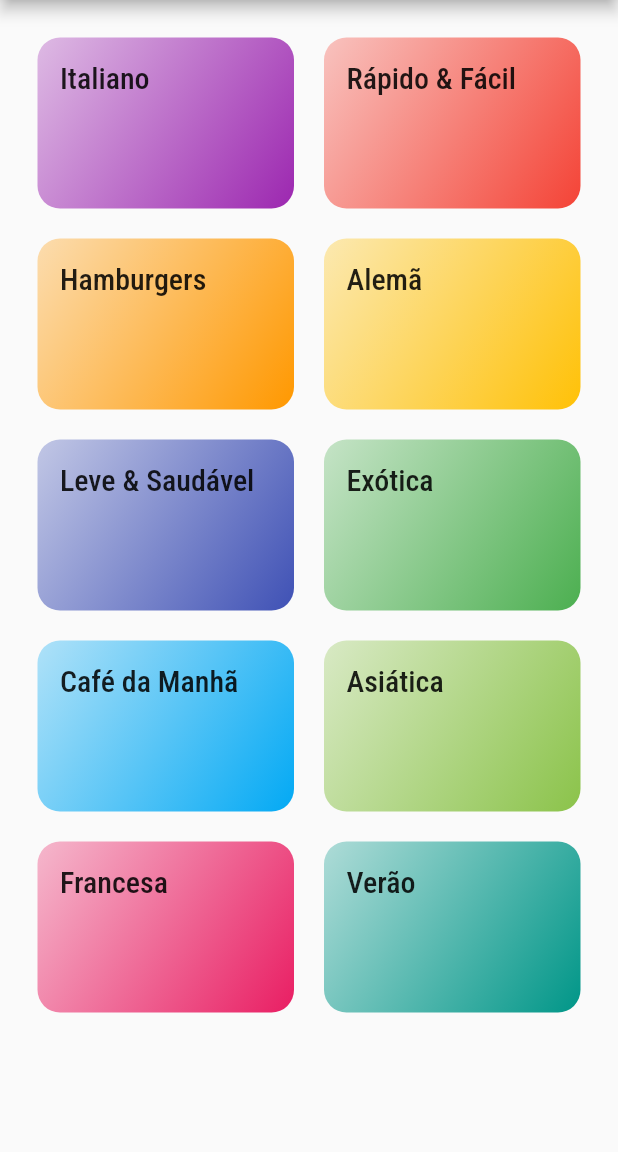
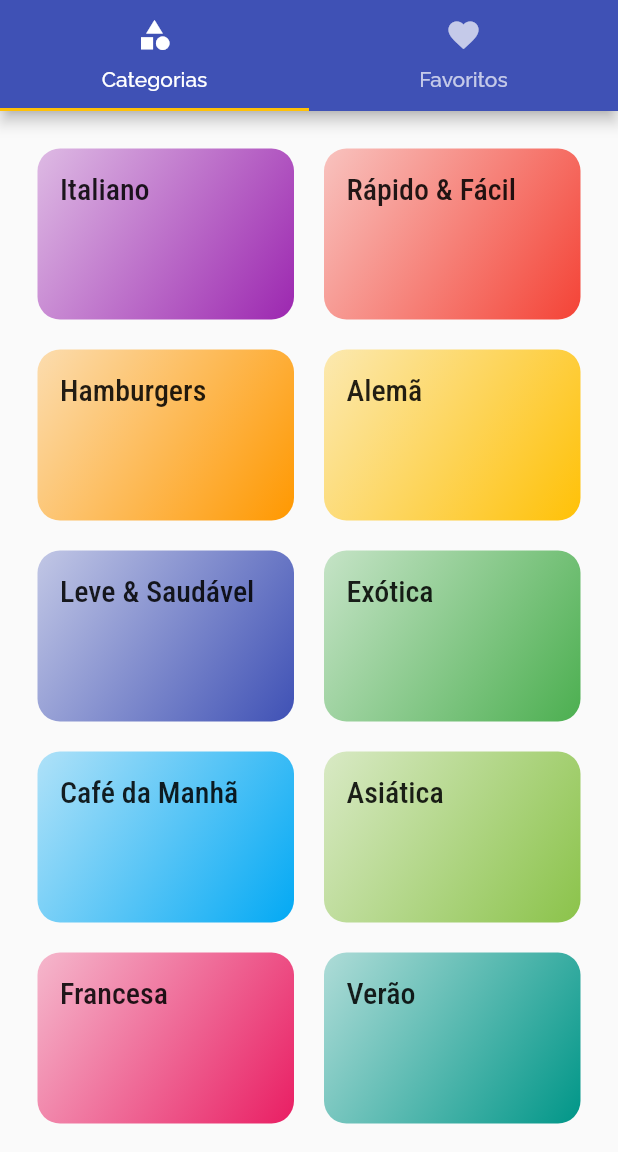
Before and after one commit to hugofsd/APP-Flutter-Meals, a Flutter app: the screen it shows after launch, on a phone screen of 412 x 824 dp, the part 84-1236 px from its top. Run offline on Flutter 3.47's test engine with Material 2 defaults, Android fonts, the phone set to English and light mode, and no system bars.

Commit message:
Adicionando TabBar na AppBar

```diff
--- a/lib/main.dart
+++ b/lib/main.dart
@@ -7,6 +7,8 @@ import 'screens/categories_meals_screen.dart';
 import 'screens/meal_detail_screens.dart';
 
 import 'utils/app_routes.dart';
+
+import 'screens/tabs_screen.dart';
 
 void main() => runApp(MyApp());
 
@@ -28,7 +30,7 @@ class MyApp extends StatelessWidget {
       //rotas
       // initialRoute: , para rota inical é outra auternativa
       routes: {
-        AppRoutes.HOME: (ctx) => CategoriesScreens(), //rota principal
+        AppRoutes.HOME: (ctx) => TabsScreen(), //rota principal
         AppRoutes.CATEGORIES_MEALS: (ctx) => CategoriesMealsScreen(),
         AppRoutes.MEAL_DETAIL: (ctx) => MealDetailScreen()
       },
--- a/lib/screens/categories_screens.dart
+++ b/lib/screens/categories_screens.dart
@@ -8,12 +8,7 @@ class CategoriesScreens extends StatelessWidget {
 
   @override
   Widget build(BuildContext context) {
-    return Scaffold(
-      appBar: AppBar(
-        title: Text('Refeições'),
-        // backgroundColor: Colors.red[400],
-      ),
-      body: GridView(
+    return GridView(
       padding: const EdgeInsets.all(25), //espaçamento nas lateráis
       gridDelegate: SliverGridDelegateWithMaxCrossAxisExtent(
         maxCrossAxisExtent: 200, //tamanho de cada elemento
@@ -25,7 +20,6 @@ class CategoriesScreens extends StatelessWidget {
       children: DUMMY_CATEGORIES.map((cat) {
         return CategoryItem(cat);
       }).toList(),
-      ),
     ); //grade
   }
 }
--- /dev/null
+++ b/lib/screens/favorite_screen.dart
@@ -0,0 +1,10 @@
+import 'package:flutter/material.dart';
+
+class FavoriteScreen extends StatelessWidget {
+  @override
+  Widget build(BuildContext context) {
+    return Center(
+      child: Text('Minhas Refeições Favoritas'),
+    );
+  }
+}
--- /dev/null
+++ b/lib/screens/tabs_screen.dart
@@ -0,0 +1,36 @@
+import 'package:flutter/material.dart';
+
+import '../screens/categories_screens.dart';
+import '../screens/favorite_screen.dart';
+
+class TabsScreen extends StatelessWidget {
+  @override
+  Widget build(BuildContext context) {
+    return DefaultTabController(
+      length: 2, //para definir a quantidade de abas
+      child: Scaffold(
+        appBar: AppBar(
+          title: Text('Refeições'),
+          bottom: TabBar(
+            tabs: [
+              Tab(
+                icon: Icon(Icons.category),
+                text: 'Categorias',
+              ),
+              Tab(
+                icon: Icon(Icons.favorite),
+                text: 'Favoritos',
+              ),
+            ],
+          ),
+        ),
+        body: TabBarView(
+          children: [
+            CategoriesScreens(),
+            FavoriteScreen(),
+          ],
+        ),
+      ),
+    );
+  }
+}
```
Lines whose indentation alone changed are shown as unchanged.
